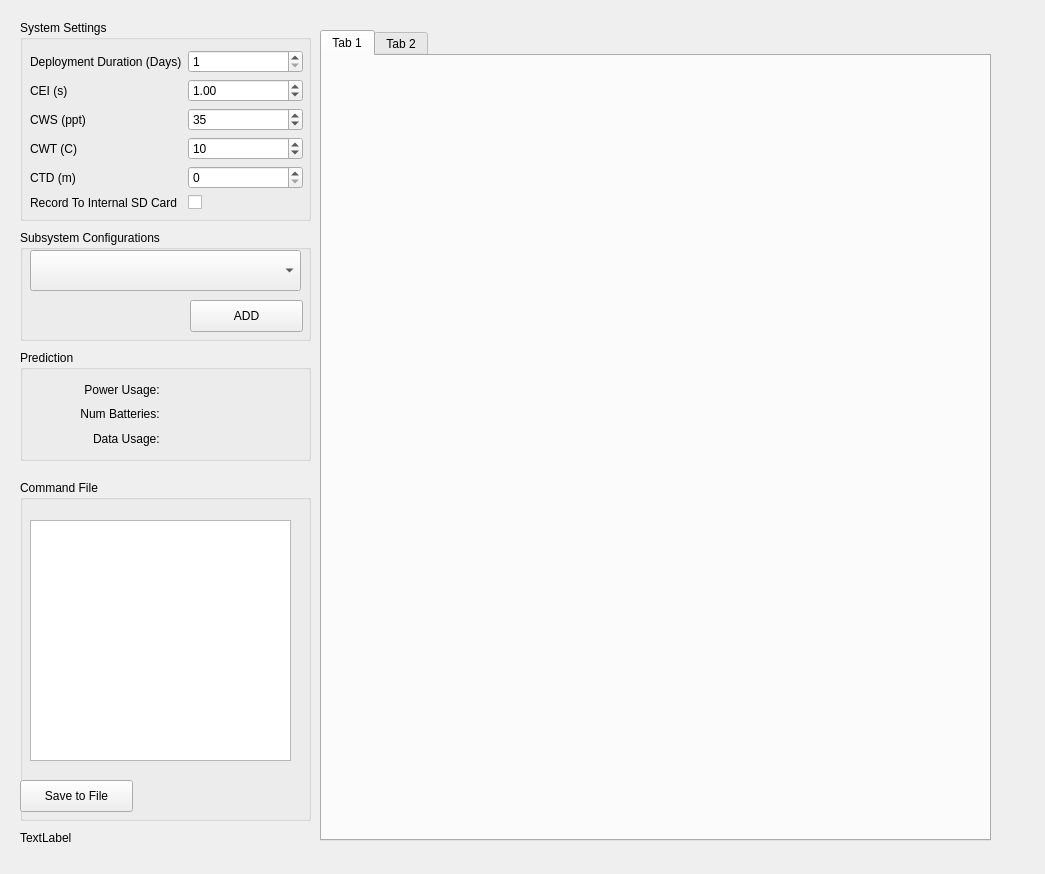
The window that PredictR_view/predictor_view.ui (ricorx7/PredictR) describes before a commit, drawn with Qt 5.
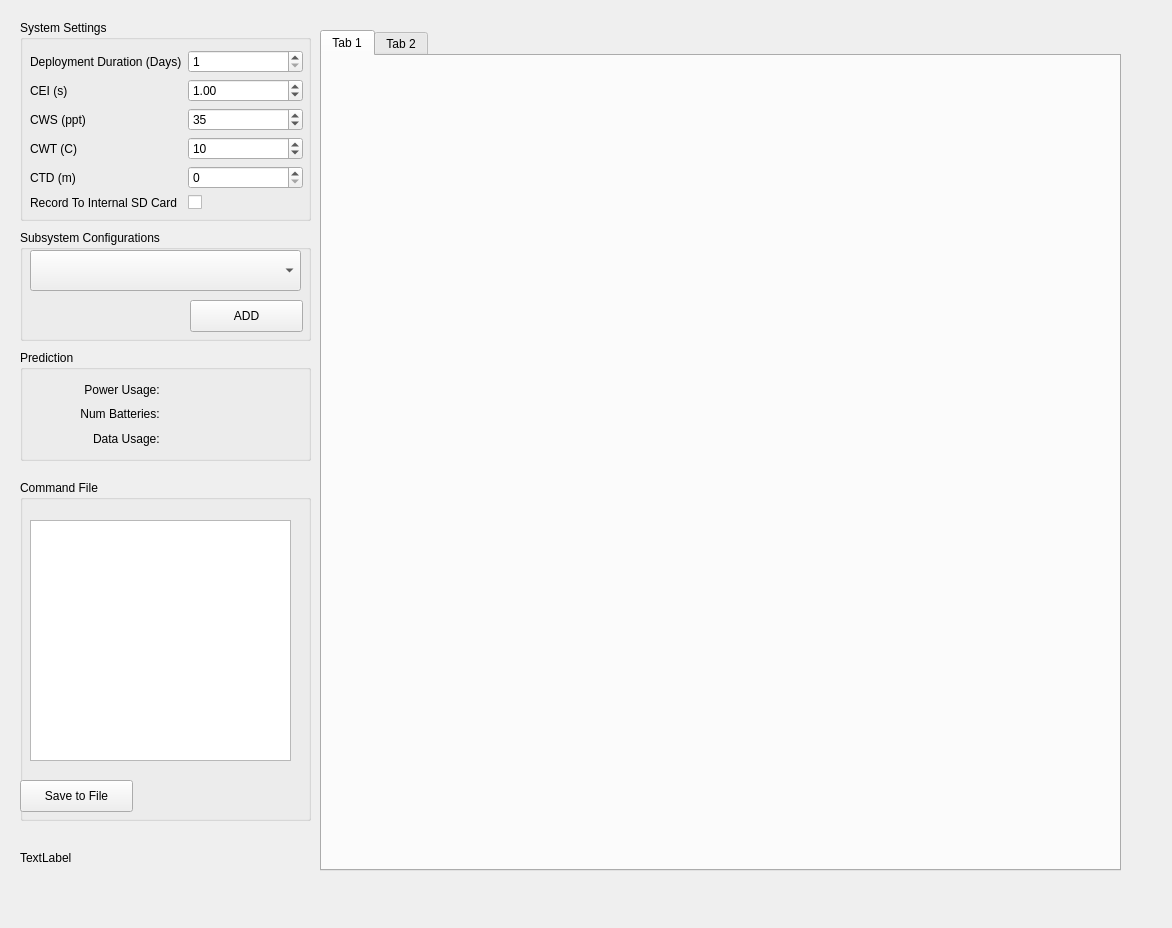
The same window after the commit.

Diff of the .ui file:
```diff
--- a/PredictR_view/predictor_view.ui
+++ b/PredictR_view/predictor_view.ui
@@ -6,8 +6,8 @@
    <rect>
     <x>0</x>
     <y>0</y>
-    <width>1045</width>
-    <height>874</height>
+    <width>1172</width>
+    <height>928</height>
    </rect>
   </property>
   <property name="windowTitle">
@@ -179,8 +179,8 @@
      <rect>
       <x>320</x>
       <y>30</y>
-      <width>671</width>
-      <height>811</height>
+      <width>801</width>
+      <height>841</height>
      </rect>
     </property>
     <property name="currentIndex">
@@ -319,7 +319,7 @@
     <property name="geometry">
      <rect>
       <x>20</x>
-      <y>830</y>
+      <y>850</y>
       <width>291</width>
       <height>16</height>
      </rect>
```
